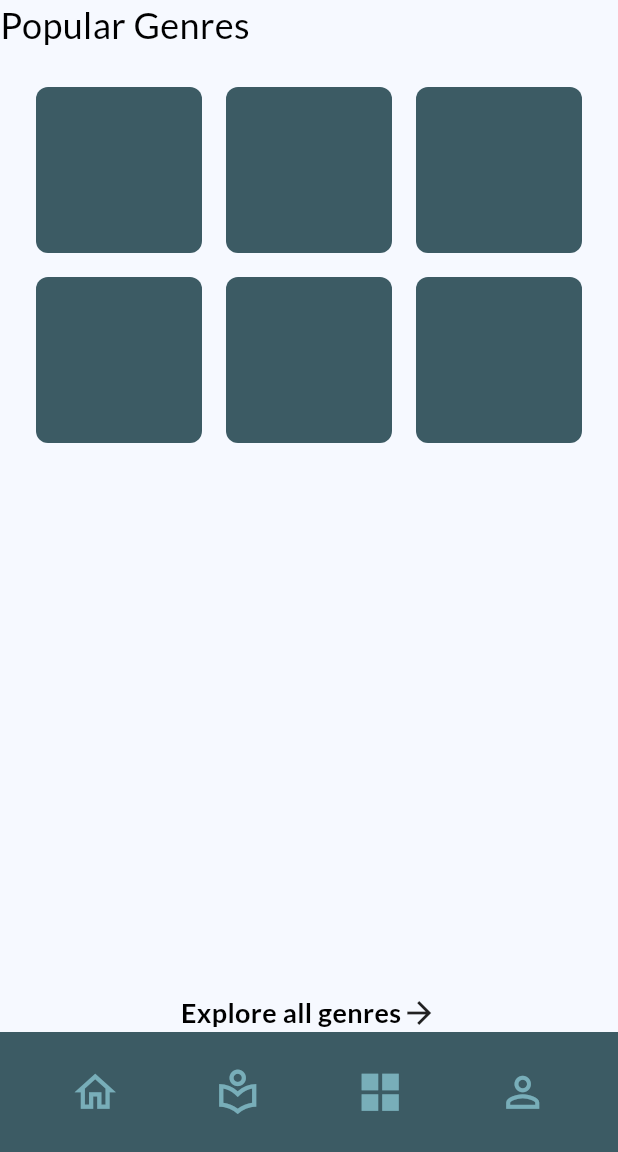
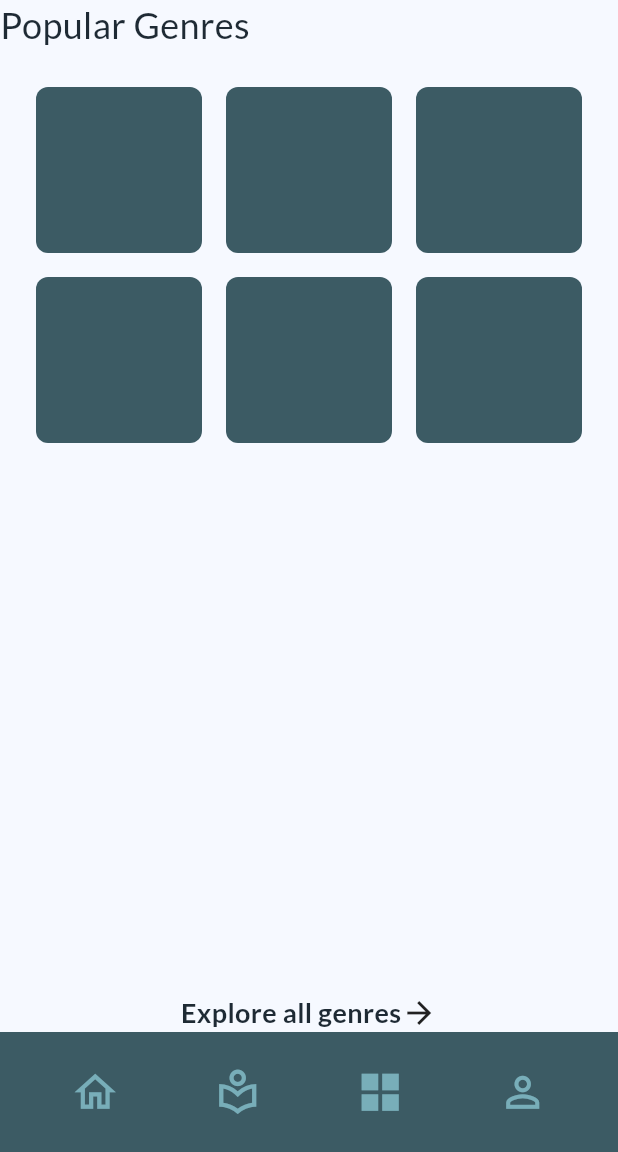
Before and after one commit to hpzynha/readie, a Flutter app: the screen it shows once a user with an empty profile is signed in, item 3 of the bottom bar chosen, after a tap on "Explore all genres", on a phone screen of 412 x 824 dp, the part 84-1236 px from its top. Run offline on Flutter 3.47's test engine with Material 3 defaults, Android fonts, the phone set to English and light mode, and no system bars; our stand-ins replace animated_splash_screen, easy_localization, firebase_auth, firebase_core, google_fonts, google_sign_in and 1 more; missing offline and left inert: flutter_svg_image; accounts and stored records are empty; network calls fail.

Commit message:
Styles GoogleFonts

```diff
--- a/lib/main.dart
+++ b/lib/main.dart
@@ -5,7 +5,7 @@ import 'package:google_fonts/google_fonts.dart';
 
 import 'package:easy_localization/easy_localization.dart';
 import 'package:readie/routes.dart';
-import 'package:readie/style.dart';
+import 'package:readie/styles/colors.dart';
 
 Future<void> main() async {
   WidgetsFlutterBinding.ensureInitialized();
--- a/lib/pages/auth/auth_page.dart
+++ b/lib/pages/auth/auth_page.dart
@@ -2,7 +2,7 @@ import 'package:firebase_auth/firebase_auth.dart';
 import 'package:flutter/material.dart';
 import 'package:readie/pages/auth/login_page.dart';
 import 'package:readie/pages/navigation_page.dart';
-import 'package:readie/style.dart';
+import 'package:readie/styles/colors.dart';
 
 class AuthPage extends StatefulWidget {
   const AuthPage({super.key});
--- a/lib/pages/auth/forgot_password_page.dart
+++ b/lib/pages/auth/forgot_password_page.dart
@@ -1,6 +1,6 @@
 import 'package:easy_localization/easy_localization.dart';
 import 'package:flutter/material.dart';
-import 'package:readie/style.dart';
+import 'package:readie/styles/colors.dart';
 import 'package:readie/widgets/buttons.dart';
 import 'package:readie/widgets/custom_auth_text_form_field.dart';
 import 'package:readie/widgets/text_widgets.dart';
--- a/lib/pages/auth/login_page.dart
+++ b/lib/pages/auth/login_page.dart
@@ -1,9 +1,10 @@
 import 'package:firebase_auth/firebase_auth.dart';
 import 'package:flutter/material.dart';
+import 'package:google_fonts/google_fonts.dart';
 import 'package:readie/pages/auth/forgot_password_page.dart';
 import 'package:readie/service/auth_service.dart';
 
-import 'package:readie/style.dart';
+import 'package:readie/styles/colors.dart';
 import 'package:readie/widgets/alert_dialog.dart';
 import 'package:readie/widgets/buttons.dart';
 import 'package:readie/widgets/custom_auth_text_form_field.dart';
@@ -143,7 +144,8 @@ class _LoginPageState extends State<LoginPage> {
                       Padding(
                         padding: const EdgeInsets.symmetric(horizontal: 8.0),
                         child: Text('login.orLoginWith'.tr(),
-                            style: TextStyle(color: rSecondaryTextColor)),
+                            style:
+                                GoogleFonts.lato(color: rSecondaryTextColor)),
                       ),
                       Expanded(
                           child: Divider(
@@ -167,9 +169,9 @@ class _LoginPageState extends State<LoginPage> {
                     mainAxisAlignment: MainAxisAlignment.center,
                     children: [
                       Text('login.dontHaveAnAccount'.tr(),
-                          style: const TextStyle(
+                          style: GoogleFonts.lato(
                             fontSize: 16,
-                            color: Colors.black,
+                            color: rTertiart,
                           )),
                       textButton(
                           text: 'login.register'.tr(),
--- a/lib/pages/auth/register_page.dart
+++ b/lib/pages/auth/register_page.dart
@@ -1,8 +1,9 @@
 import 'package:easy_localization/easy_localization.dart';
 import 'package:firebase_auth/firebase_auth.dart';
 import 'package:flutter/material.dart';
+import 'package:google_fonts/google_fonts.dart';
 
-import 'package:readie/style.dart';
+import 'package:readie/styles/colors.dart';
 import 'package:readie/widgets/alert_dialog.dart';
 import 'package:readie/widgets/buttons.dart';
 import 'package:readie/widgets/custom_auth_text_form_field.dart';
@@ -134,11 +135,13 @@ class _RegisterPageState extends State<RegisterPage> {
           Row(
             mainAxisAlignment: MainAxisAlignment.center,
             children: [
-              Text('register.alreadyAmember'.tr(),
-                  style: const TextStyle(
-                    fontSize: 16,
-                    color: Colors.black,
-                  )),
+              Text(
+                'register.alreadyAmember'.tr(),
+                style: GoogleFonts.lato(
+                  fontSize: 16,
+                  color: rTertiart,
+                ),
+              ),
               textButton(
                   text: 'login.login'.tr(),
                   onPress: () {
--- a/lib/pages/discover_page.dart
+++ b/lib/pages/discover_page.dart
@@ -1,5 +1,6 @@
 import 'package:flutter/material.dart';
-import 'package:readie/style.dart';
+import 'package:google_fonts/google_fonts.dart';
+import 'package:readie/styles/colors.dart';
 import 'package:readie/widgets/custom_grid.dart';
 import 'package:readie/widgets/custom_search_bar.dart';
 
@@ -35,28 +36,27 @@ class _DiscoverPageState extends State<DiscoverPage> {
       ),
       body: Column(
         children: [
-          const Row(
+          Row(
             children: [
-              Text(
-                'Popular Genres',
-                style: TextStyle(fontSize: 24, color: Colors.black),
-              ),
+              Text('Popular Genres',
+                  style: GoogleFonts.lato(fontSize: 24, color: rTertiart)),
             ],
           ),
           const Expanded(child: CustomGrid()),
           GestureDetector(
             onTap: () {},
-            child: const Row(
+            child: Row(
               mainAxisAlignment: MainAxisAlignment.center,
               children: [
                 Text(
                   'Explore all genres',
-                  style: TextStyle(
-                      fontSize: 18,
-                      color: Colors.black,
-                      fontWeight: FontWeight.bold),
+                  style: GoogleFonts.lato(
+                    fontSize: 18,
+                    color: rTertiart,
+                    fontWeight: FontWeight.bold,
+                  ),
                 ),
-                Icon(Icons.arrow_forward)
+                const Icon(Icons.arrow_forward)
               ],
             ),
           ),
--- a/lib/pages/home_page.dart
+++ b/lib/pages/home_page.dart
@@ -1,5 +1,5 @@
 import 'package:flutter/material.dart';
-import 'package:readie/style.dart';
+import 'package:readie/styles/colors.dart';
 import 'package:readie/widgets/custom_search_bar.dart';
 
 class HomePage extends StatelessWidget {
--- a/lib/pages/my_books.dart
+++ b/lib/pages/my_books.dart
@@ -1,5 +1,5 @@
 import 'package:flutter/material.dart';
-import 'package:readie/style.dart';
+import 'package:readie/styles/colors.dart';
 import 'package:readie/widgets/custom_search_bar.dart';
 
 class MyBooksPage extends StatelessWidget {
--- a/lib/pages/navigation_page.dart
+++ b/lib/pages/navigation_page.dart
@@ -5,7 +5,7 @@ import 'package:readie/pages/home_page.dart';
 import 'package:readie/pages/my_books.dart';
 
 import 'package:readie/pages/user_page.dart';
-import 'package:readie/style.dart';
+import 'package:readie/styles/colors.dart';
 
 class NavigationPage extends StatefulWidget {
   const NavigationPage({super.key});
--- a/lib/pages/splash_page.dart
+++ b/lib/pages/splash_page.dart
@@ -5,7 +5,7 @@ import 'package:google_fonts/google_fonts.dart';
 import 'package:page_transition/page_transition.dart';
 import 'package:readie/pages/auth/auth_page.dart';
 
-import 'package:readie/style.dart';
+import 'package:readie/styles/colors.dart';
 import 'package:readie/widgets/text_widgets.dart';
 
 class SplashPage extends StatelessWidget {
--- a/lib/widgets/alert_dialog.dart
+++ b/lib/widgets/alert_dialog.dart
@@ -1,5 +1,6 @@
 import 'package:flutter/material.dart';
-import 'package:readie/style.dart';
+import 'package:google_fonts/google_fonts.dart';
+import 'package:readie/styles/colors.dart';
 import 'package:readie/widgets/buttons.dart';
 
 Widget customShowAlertDialog({
@@ -16,9 +17,7 @@ Widget customShowAlertDialog({
     ),
     content: Text(
       content,
-      style: const TextStyle(
-        fontSize: 16,
-      ),
+      style: GoogleFonts.lato(fontSize: 16),
     ),
     actions: [textButton(text: 'OK', onPress: onPress, color: rPrimaryColor)],
   );
--- a/lib/widgets/buttons.dart
+++ b/lib/widgets/buttons.dart
@@ -1,6 +1,6 @@
 import 'package:flutter/material.dart';
 import 'package:google_fonts/google_fonts.dart';
-import 'package:readie/style.dart';
+import 'package:readie/styles/colors.dart';
 
 class PrimaryButton extends StatelessWidget {
   const PrimaryButton(
@@ -25,8 +25,11 @@ class PrimaryButton extends StatelessWidget {
           ),
           child: Text(
             title,
-            style: const TextStyle(
-                color: Colors.white, fontSize: 20, fontWeight: FontWeight.bold),
+            style: GoogleFonts.lato(
+              fontSize: 20,
+              fontWeight: FontWeight.bold,
+              color: rBackgroundColor,
+            ),
           ),
         ),
       ),
@@ -51,7 +54,7 @@ Widget textButton({
     ),
     child: Text(
       text,
-      style: TextStyle(color: color, fontSize: 16),
+      style: GoogleFonts.lato(color: color, fontSize: 16),
     ),
   );
 }
--- a/lib/widgets/custom_auth_text_form_field.dart
+++ b/lib/widgets/custom_auth_text_form_field.dart
@@ -1,7 +1,8 @@
 import 'package:easy_localization/easy_localization.dart';
 import 'package:flutter/material.dart';
 import 'package:flutter/services.dart';
-import 'package:readie/style.dart';
+import 'package:google_fonts/google_fonts.dart';
+import 'package:readie/styles/colors.dart';
 
 enum FieldType {
   email,
@@ -112,7 +113,8 @@ class _CustomAuthTextFormFieldState extends State<CustomAuthTextFormField> {
               floatingLabelBehavior: FloatingLabelBehavior.always,
               contentPadding: const EdgeInsets.only(left: 8, bottom: 16),
               errorText: _showError ? errorText : null,
-              hintStyle: const TextStyle(fontSize: 16, color: Colors.grey),
+              hintStyle:
+                  GoogleFonts.lato(fontSize: 16, color: rSecondaryTextColor),
               border: OutlineInputBorder(
                 borderRadius: BorderRadius.circular(20),
                 borderSide: BorderSide(
--- a/lib/widgets/custom_grid.dart
+++ b/lib/widgets/custom_grid.dart
@@ -1,5 +1,5 @@
 import 'package:flutter/material.dart';
-import 'package:readie/style.dart';
+import 'package:readie/styles/colors.dart';
 
 class CustomGrid extends StatelessWidget {
   const CustomGrid({super.key});
--- a/lib/widgets/custom_search_bar.dart
+++ b/lib/widgets/custom_search_bar.dart
@@ -1,6 +1,6 @@
 import 'package:flutter/material.dart';
 import 'package:readie/pages/search_result_page.dart';
-import 'package:readie/style.dart';
+import 'package:readie/styles/colors.dart';
 
 class CustomSearchBar extends StatefulWidget {
   const CustomSearchBar({
--- a/lib/widgets/text_widgets.dart
+++ b/lib/widgets/text_widgets.dart
@@ -2,7 +2,7 @@ import 'package:easy_localization/easy_localization.dart';
 import 'package:flutter/material.dart';
 import 'package:flutter_svg_image/flutter_svg_image.dart';
 import 'package:google_fonts/google_fonts.dart';
-import 'package:readie/style.dart';
+import 'package:readie/styles/colors.dart';
 
 Widget textTitle({required String title, required String text}) {
   return Row(
```
Also changed, not shown: lib/styles/colors.dart (renamed from lib/style.dart).
